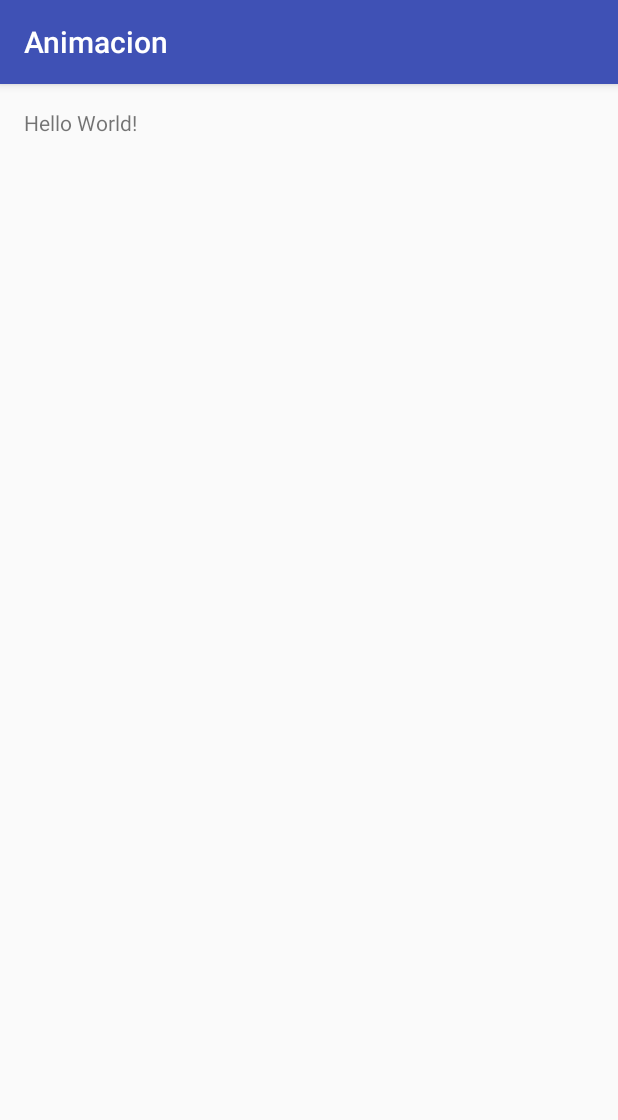
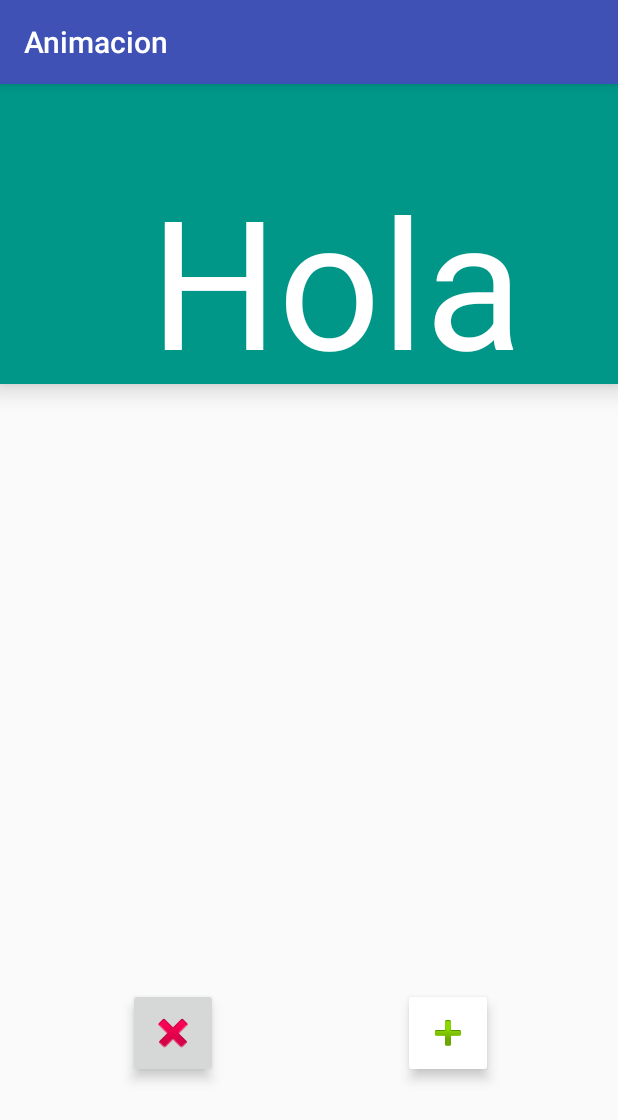
Before and after one commit to bryanjimenezchacon/Lab-Material-Design, an Android app: the screen it shows after launch (MainActivity), on a phone screen of 412 x 824 dp. Shown: the top 1120 px of the screen. Run offline under Robolectric (Android 15) with nearby library versions, the phone set to English and light mode, and no system bars; 1 statement that could not run was skipped.

Commit message:
Proyecto Animación

```diff
--- a/Animacion/app/build.gradle
+++ b/Animacion/app/build.gradle
@@ -6,7 +6,7 @@ android {
 
     defaultConfig {
         applicationId "itcr.animacion"
-        minSdkVersion 16
+        minSdkVersion 21
         targetSdkVersion 23
         versionCode 1
         versionName "1.0"
@@ -22,5 +22,5 @@ android {
 dependencies {
     compile fileTree(dir: 'libs', include: ['*.jar'])
     testCompile 'junit:junit:4.12'
-    compile 'com.android.support:appcompat-v7:23.4.0'
+    compile 'com.android.support:appcompat-v7:23.2.1'
 }
--- a/Animacion/app/src/main/res/layout/activity_main.xml
+++ b/Animacion/app/src/main/res/layout/activity_main.xml
@@ -1,16 +1,66 @@
 <?xml version="1.0" encoding="utf-8"?>
-<RelativeLayout xmlns:android="http://schemas.android.com/apk/res/android"
+<android.support.design.widget.CoordinatorLayout
+    xmlns:android="http://schemas.android.com/apk/res/android"
+    xmlns:app="http://schemas.android.com/apk/res-auto"
     xmlns:tools="http://schemas.android.com/tools"
     android:layout_width="match_parent"
     android:layout_height="match_parent"
-    android:paddingBottom="@dimen/activity_vertical_margin"
-    android:paddingLeft="@dimen/activity_horizontal_margin"
-    android:paddingRight="@dimen/activity_horizontal_margin"
-    android:paddingTop="@dimen/activity_vertical_margin"
+    android:fitsSystemWindows="true"
     tools:context="itcr.animacion.MainActivity">
 
-    <TextView
-        android:layout_width="wrap_content"
-        android:layout_height="wrap_content"
-        android:text="Hello World!" />
-</RelativeLayout>
+    <RelativeLayout
+        android:layout_width="match_parent"
+        android:layout_height="match_parent">
+
+        <LinearLayout
+            android:id="@+id/encabezado"
+            android:layout_width="match_parent"
+            android:layout_height="200dp"
+            android:background="#009688"
+            android:elevation="10dp"
+            android:orientation="horizontal"
+            android:visibility="visible">
+
+            <TextView
+                android:layout_width="match_parent"
+                android:layout_height="match_parent"
+                android:layout_marginLeft="100dp"
+                android:layout_marginTop="50dp"
+                android:text="Hola"
+                android:textColor="#FFFF"
+                android:textSize="180px" />
+        </LinearLayout>
+
+        <ImageButton
+            android:id="@+id/imageButton"
+            android:src="@android:drawable/ic_delete"
+            android:layout_width="60dp"
+            android:layout_height="60dp"
+            android:layout_alignParentBottom="true"
+            android:layout_alignParentLeft="true"
+            android:layout_alignParentStart="true"
+            android:layout_gravity="bottom|right"
+            android:layout_marginBottom="105dp"
+            android:layout_marginLeft="85dp"
+            android:layout_marginStart="85dp"
+            android:elevation="5dp"
+            android:onClick="ocultarPantalla" />
+
+        <ImageButton
+            android:layout_width="60dp"
+            android:layout_height="60dp"
+            android:layout_alignParentEnd="true"
+            android:layout_alignParentRight="true"
+
+            android:layout_alignTop="@+id/imageButton"
+            android:layout_gravity="bottom|left"
+            android:layout_marginEnd="83dp"
+            android:layout_marginRight="83dp"
+            android:backgroundTint="#ff414141"
+            android:backgroundTintMode="screen"
+            android:elevation="5dp"
+            android:onClick="mostrarPantalla"
+            android:src="@android:drawable/ic_input_add" />
+
+    </RelativeLayout>
+</android.support.design.widget.CoordinatorLayout>
```
Also changed, not shown: Animacion/app/src/main/java/itcr/animacion/MainActivity.java (+51 -0 lines).
